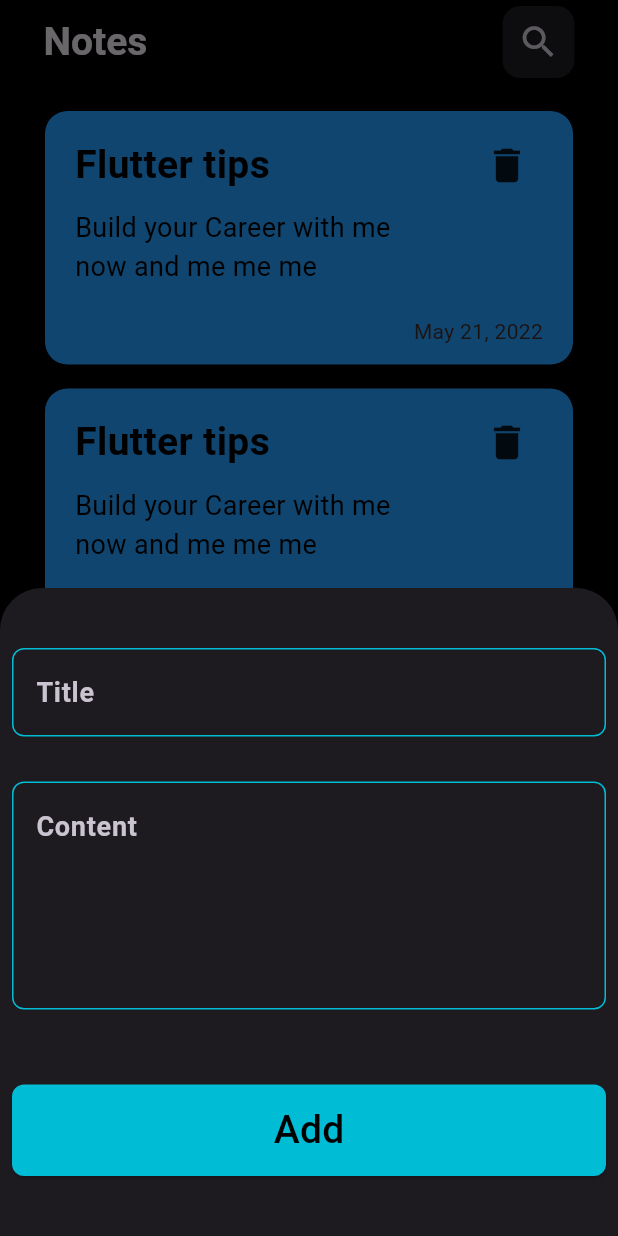
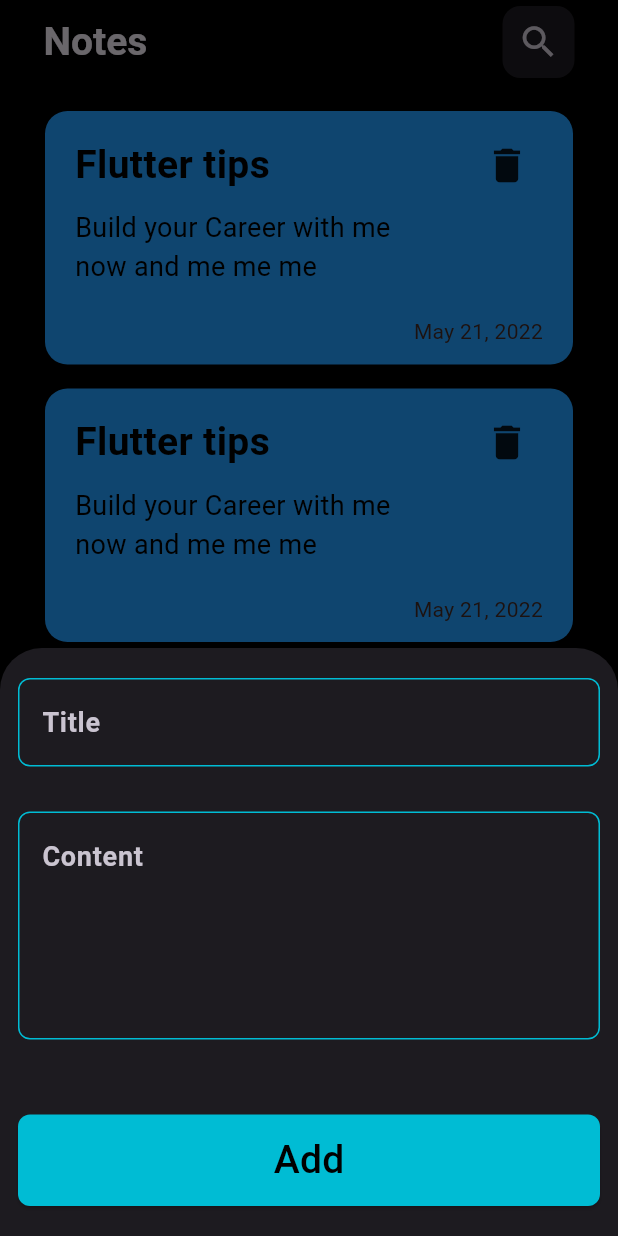
Before and after one commit to Adham1005/notes_app, a Flutter app: the screen it shows after launch, after a tap on the "add" icon, on a phone screen of 412 x 824 dp. Run offline on Flutter 3.47's test engine with Material 3 defaults, Android fonts, the phone set to English and light mode, and no system bars; our stand-ins replace bloc, flutter_bloc, hive, hive_flutter; accounts and stored records are empty.

Commit message:
Fix Keyboard bottomSheet

```diff
--- a/lib/Views/notes_view.dart
+++ b/lib/Views/notes_view.dart
@@ -46,6 +46,7 @@ class NotesView extends StatelessWidget {
         child: FloatingActionButton(
           onPressed: () {
             showModalBottomSheet(
+                isScrollControlled: true,
                 context: context,
                 builder: (context) {
                   return NotesBottomSheetItem();
--- a/lib/Widgets/notes_bottomsheet_item.dart
+++ b/lib/Widgets/notes_bottomsheet_item.dart
@@ -11,7 +11,7 @@ class NotesBottomSheetItem extends StatelessWidget {
     return BlocProvider(
       create: (context) => AddNoteCubit(),
       child: Padding(
-        padding: const EdgeInsets.symmetric(horizontal: 8.0, vertical: 40),
+        padding: const EdgeInsets.symmetric(horizontal: 8.0, vertical: 20),
         child: SingleChildScrollView(
           child: BlocConsumer<AddNoteCubit, AddNoteState>(
             listener: (context, state) {
@@ -28,7 +28,14 @@ class NotesBottomSheetItem extends StatelessWidget {
                   absorbing: true,
                 );
               }
-              return AddNoteForm();
+              return Padding(
+                padding: EdgeInsets.only(
+                  left: 4,
+                  right: 4,
+                  bottom: MediaQuery.of(context).viewInsets.bottom,
+                ),
+                child: AddNoteForm(),
+              );
             },
           ),
         ),
```
